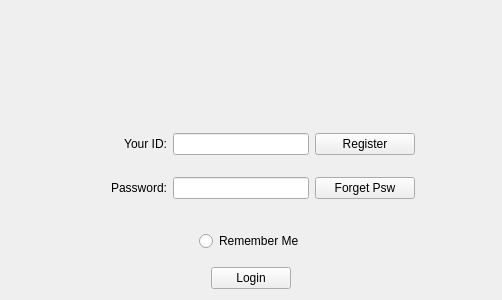
Old version of the form chat/login.ui in the repository bitlinux/qtchat.
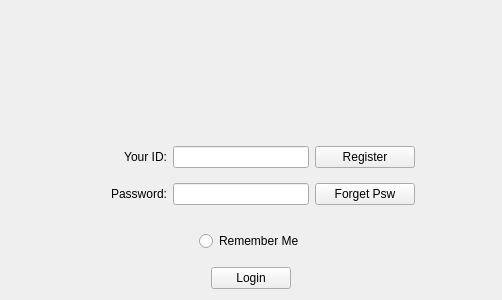
New version of the form.

Commit message: Add login logo

Patch:
```diff
--- a/chat/login.ui
+++ b/chat/login.ui
@@ -34,14 +34,14 @@
         <widget class="QLabel" name="talkphoto">
          <property name="minimumSize">
           <size>
-           <width>500</width>
-           <height>100</height>
+           <width>200</width>
+           <height>120</height>
           </size>
          </property>
          <property name="maximumSize">
           <size>
-           <width>500</width>
-           <height>100</height>
+           <width>200</width>
+           <height>120</height>
           </size>
          </property>
          <property name="text">
```
Left out of the diff: 3 changed lines with no effect on the pictures. The commit also changes 21 other files.
